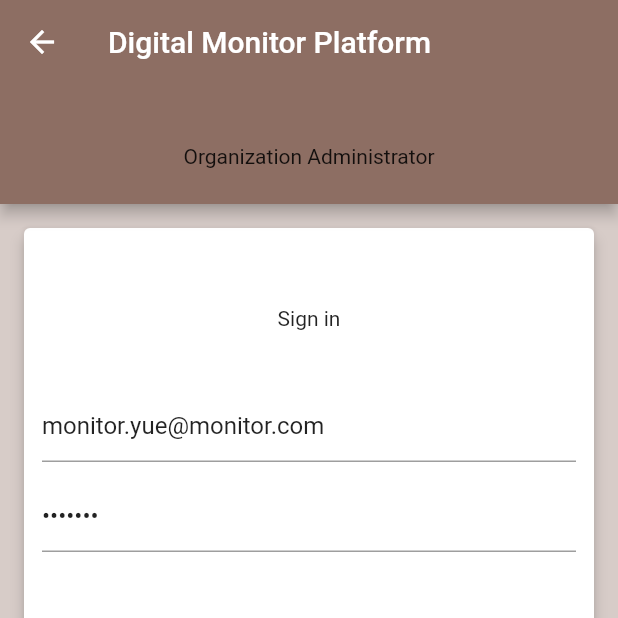
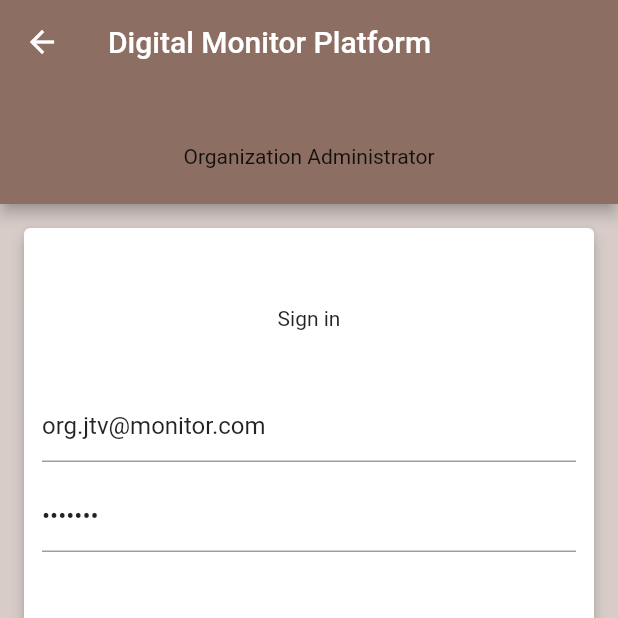
Before and after one commit to malengatiger/monitormain, a Flutter app: the SigninMobile screen opened directly, on a phone screen of 412 x 824 dp, the top half of it. Run offline on Flutter 3.47's test engine with Material 2 defaults, Android fonts, the light colour scheme and no system bars; our stand-ins replace firebase_core, firebase_messaging, flutter_dotenv, fluttertoast, introduction_screen, page_transition and 3 more; missing offline and left inert: connectivity_for_web, firebase_auth_web, firebase_core_web, firebase_messaging_web, firebase_storage_web, geolocator_web and 4 more; accounts and stored records are empty; statements that could not run were skipped.

Commit message:
🍎 woke the hell up!

```diff
--- a/lib/generated_plugin_registrant.dart
+++ b/lib/generated_plugin_registrant.dart
@@ -9,6 +9,7 @@ import 'package:firebase_auth_web/firebase_auth_web.dart';
 import 'package:firebase_core_web/firebase_core_web.dart';
 import 'package:firebase_messaging_web/firebase_messaging_web.dart';
 import 'package:firebase_storage_web/firebase_storage_web.dart';
+import 'package:fluttertoast/fluttertoast_web.dart';
 import 'package:geolocator_web/geolocator_web.dart';
 import 'package:package_info_plus_web/package_info_plus_web.dart';
 import 'package:shared_preferences_web/shared_preferences_web.dart';
@@ -24,6 +25,7 @@ void registerPlugins(Registrar registrar) {
   FirebaseCoreWeb.registerWith(registrar);
   FirebaseMessagingWeb.registerWith(registrar);
   FirebaseStorageWeb.registerWith(registrar);
+  FluttertoastWebPlugin.registerWith(registrar);
   GeolocatorPlugin.registerWith(registrar);
   PackageInfoPlugin.registerWith(registrar);
   SharedPreferencesPlugin.registerWith(registrar);
--- a/lib/ui/setup/signin_mobile.dart
+++ b/lib/ui/setup/signin_mobile.dart
@@ -138,7 +138,7 @@ class _SigninMobileState extends State<SigninMobile>
     var status = dot.dotenv.env['status'];
     pp('🥦🥦 Checking status ..... 🥦🥦 $status 🌸 🌸 🌸');
     if (status == 'dev') {
-      emailCntr.text = 'monitor.yue@monitor.com';
+      emailCntr.text = 'org.jtv@monitor.com';
       pswdCntr.text = 'pass123';
     }
     setState(() {});
```
Also changed, not shown: pubspec.lock, 3 other files.
